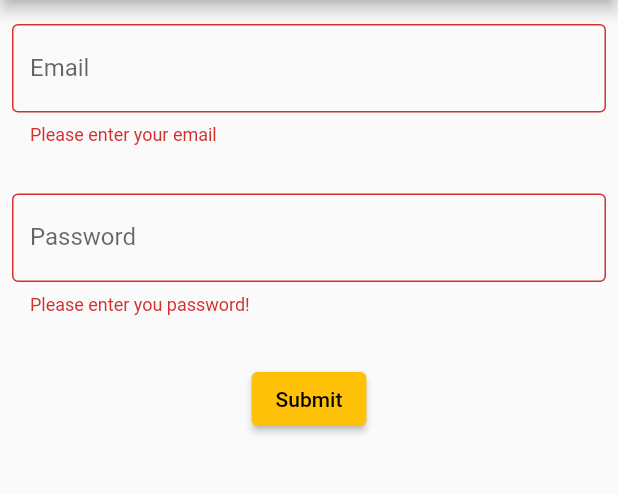
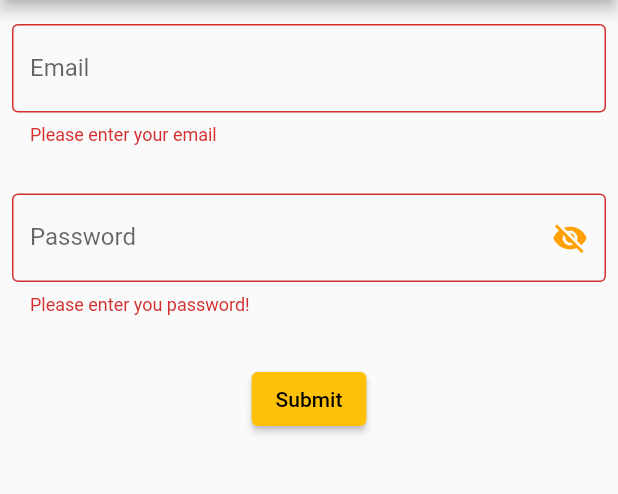
Before and after one commit to ArthurBufon/flutter_basic_authentication, a Flutter app: the screen it shows after launch, after a tap on "Submit", on a phone screen of 412 x 824 dp, the part 84-578 px from its top. Run offline on Flutter 3.47's test engine with Material 2 defaults, Android fonts, the phone set to English and light mode, and no system bars.

Commit message:
homepage, validator and view password icon

```diff
--- a/lib/main.dart
+++ b/lib/main.dart
@@ -34,6 +34,12 @@ class _LoginState extends State<Login> {
   TextEditingController emailController = TextEditingController();
   TextEditingController passwordController = TextEditingController();
 
+  bool _passwordVisible = false;
+
+  void initState() {
+    _passwordVisible = false;
+  }
+
   @override
   Widget build(BuildContext context) {
     return Scaffold(
@@ -66,9 +72,22 @@ class _LoginState extends State<Login> {
               padding: const EdgeInsets.symmetric(horizontal: 8, vertical: 16),
               child: TextFormField(
                 controller: passwordController,
-                obscureText: true,
-                decoration: const InputDecoration(
-                    border: OutlineInputBorder(), labelText: 'Password'),
+                obscureText: !_passwordVisible,
+                decoration: InputDecoration(
+                  border: const OutlineInputBorder(),
+                  labelText: 'Password',
+                  suffixIcon: IconButton(
+                    icon: Icon(
+                      _passwordVisible ? Icons.visibility : Icons.visibility_off,
+                      color: Theme.of(context).primaryColorDark,
+                    ),
+                    onPressed: (){
+                      setState(() {
+                        _passwordVisible = !_passwordVisible;
+                      });
+                    },
+                  ),
+                ),
                 validator: (value) {
                   if (value == null || value.isEmpty) {
                     return 'Please enter you password!';
@@ -83,7 +102,24 @@ class _LoginState extends State<Login> {
                 child: ElevatedButton(
                   onPressed: () {
                     if (_formKey.currentState!.validate()) {
-                      // Home page.
+                      if ((emailController.text ==
+                              'arthurbufon2052@gmail.com') &&
+                          (passwordController.text == 'admin123')) {
+                        Navigator.push(
+                          context,
+                          MaterialPageRoute(
+                            builder: (context) => HomePage(
+                              email: emailController.text,
+                            ),
+                          ),
+                        );
+                      } else {
+                        ScaffoldMessenger.of(context).showSnackBar(
+                          const SnackBar(
+                            content: Text('Invalid Credentials'),
+                          ),
+                        );
+                      }
                     } else {
                       ScaffoldMessenger.of(context).showSnackBar(
                         const SnackBar(
@@ -102,3 +138,31 @@ class _LoginState extends State<Login> {
     );
   }
 }
+
+class HomePage extends StatelessWidget {
+  const HomePage({super.key, required this.email});
+
+  final String email;
+
+  @override
+  Widget build(BuildContext context) {
+    return Scaffold(
+      appBar: AppBar(
+        title: const Text('Home Page'),
+      ),
+      body: Column(
+        children: [
+          Text(email),
+          Center(
+            child: ElevatedButton(
+              onPressed: () {
+                Navigator.pop(context);
+              },
+              child: const Text("Go back!"),
+            ),
+          )
+        ],
+      ),
+    );
+  }
+}
```
